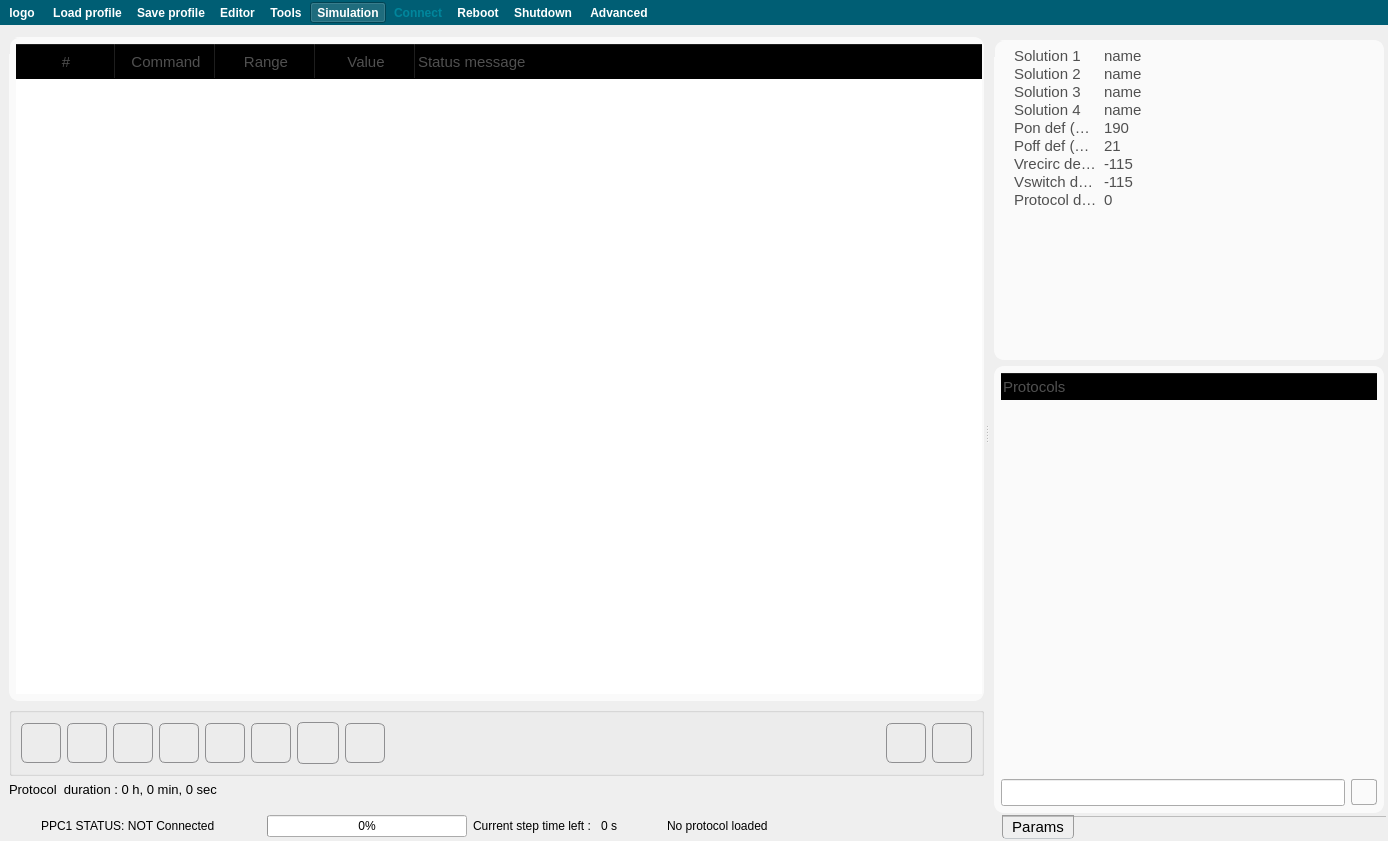
This is apps/Biopen_wizard/Lab-on-a-tip.ui in bellonemauro/Labonatip2.0 as Qt 5 draws it before an edit. The edited form follows.
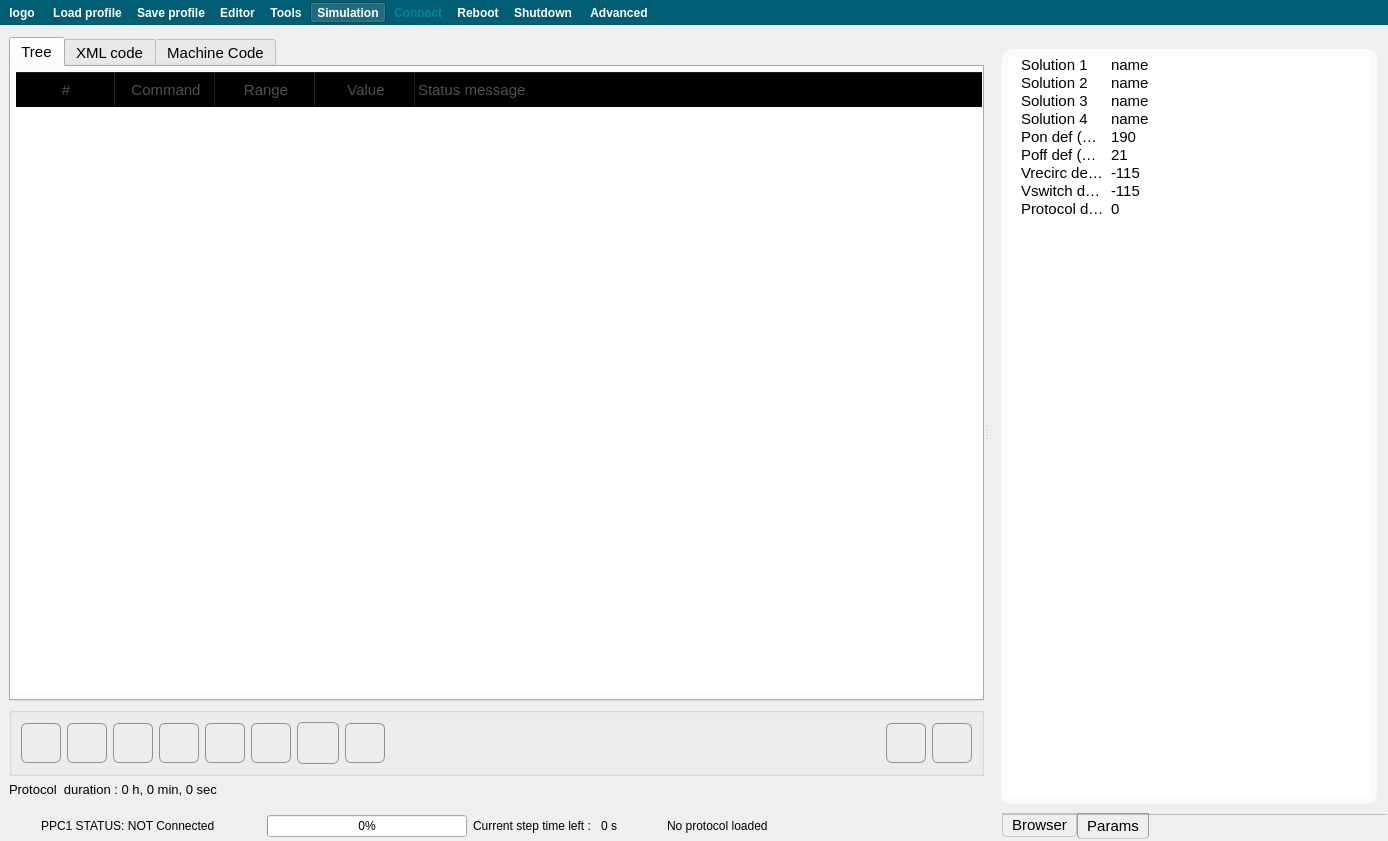
This is the edited form. The open tabs and pages were chosen to show the change. Icons and pictures are not drawn.

What changed in the file:
```diff
--- a/apps/Biopen_wizard/Lab-on-a-tip.ui
+++ b/apps/Biopen_wizard/Lab-on-a-tip.ui
@@ -2782,9 +2782,9 @@
                  <number>0</number>
                 </property>
                 <item>
-                 <widget class="QGroupBox" name="groupBox_14">
+                 <widget class="QTabWidget" name="tabWidget_editor">
                   <property name="sizePolicy">
-                   <sizepolicy hsizetype="Minimum" vsizetype="Preferred">
+                   <sizepolicy hsizetype="Expanding" vsizetype="Expanding">
                     <horstretch>0</horstretch>
                     <verstretch>0</verstretch>
                    </sizepolicy>
@@ -2795,6 +2795,11 @@
                     <height>233</height>
                    </size>
                   </property>
+                  <property name="font">
+                   <font>
+                    <pointsize>11</pointsize>
+                   </font>
+                  </property>
                   <property name="styleSheet">
                    <string notr="true">QGroupBox { 
      border: 2px solid  rgb(250, 250, 250); ; 
@@ -2804,9 +2809,13 @@
 
  } </string>
                   </property>
-                  <property name="title">
-                   <string>GroupBox</string>
+                  <property name="currentIndex">
+                   <number>0</number>
                   </property>
+                  <widget class="QWidget" name="tabWidgetPage_editorTree" native="true">
+                   <attribute name="title">
+                    <string>Tree</string>
+                   </attribute>
                   <layout class="QGridLayout" name="gridLayout_20">
                    <property name="leftMargin">
                     <number>5</number>
@@ -3015,6 +3024,46 @@
                    </item>
                   </layout>
                  </widget>
+                  <widget class="QWidget" name="tabWidgetPage_editorXMLCode">
+                   <attribute name="title">
+                    <string>XML code</string>
+                   </attribute>
+                   <layout class="QGridLayout" name="gridLayout_32">
+                    <item row="0" column="0">
+                     <widget class="QTextBrowser" name="textBrowser_XMLcode">
+                      <property name="font">
+                       <font>
+                        <pointsize>11</pointsize>
+                       </font>
+                      </property>
+                      <property name="frameShape">
+                       <enum>QFrame::NoFrame</enum>
+                      </property>
+                      <property name="readOnly">
+                       <bool>false</bool>
+                      </property>
+                      <property name="textInteractionFlags">
+                       <set>Qt::LinksAccessibleByKeyboard|Qt::LinksAccessibleByMouse|Qt::TextBrowserInteraction|Qt::TextEditable|Qt::TextSelectableByMouse</set>
+                      </property>
+                     </widget>
+                    </item>
+                   </layout>
+                  </widget>
+                  <widget class="QWidget" name="tabWidgetPage_editorMachineCode">
+                   <attribute name="title">
+                    <string>Machine Code</string>
+                   </attribute>
+                   <layout class="QGridLayout" name="gridLayout_33">
+                    <item row="0" column="0">
+                     <widget class="QTextBrowser" name="textBrowser_machineCode">
+                      <property name="frameShape">
+                       <enum>QFrame::NoFrame</enum>
+                      </property>
+                     </widget>
+                    </item>
+                   </layout>
+                  </widget>
+                 </widget>
                 </item>
                 <item>
                  <widget class="QGroupBox" name="groupBox_13">
@@ -8635,7 +8684,7 @@
           <number>0</number>
          </property>
          <item row="0" column="0">
-          <widget class="QTabWidget" name="tabWidget_editor">
+          <widget class="QTabWidget" name="tabWidget_editor_advanced">
            <property name="font">
             <font>
              <pointsize>11</pointsize>
@@ -8656,9 +8705,9 @@
            <property name="documentMode">
             <bool>true</bool>
            </property>
-           <widget class="QWidget" name="tab_6">
+           <widget class="QWidget" name="ProtocolBrowser">
             <attribute name="title">
-             <string>Params</string>
+             <string>Browser</string>
             </attribute>
             <layout class="QGridLayout" name="gridLayout_31">
              <property name="leftMargin">
@@ -8734,166 +8783,6 @@
                 <property name="bottomMargin">
                  <number>2</number>
                 </property>
-                <item>
-                 <widget class="QGroupBox" name="groupBox_17">
-                  <property name="minimumSize">
-                   <size>
-                    <width>0</width>
-                    <height>200</height>
-                   </size>
-                  </property>
-                  <property name="maximumSize">
-                   <size>
-                    <width>16777215</width>
-                    <height>320</height>
-                   </size>
-                  </property>
-                  <property name="styleSheet">
-                   <string notr="true">QGroupBox { 
-     border: 2px solid  rgb(250, 250, 250); ; 
-     border-radius: 10px; 
-    color: rgb( 250, 250, 250);
-    background-color: rgb(250, 250, 250);
-
- } </string>
-                  </property>
-                  <property name="title">
-                   <string>GroupBox</string>
-                  </property>
-                  <layout class="QGridLayout" name="gridLayout_29">
-                   <property name="leftMargin">
-                    <number>5</number>
-                   </property>
-                   <property name="topMargin">
-                    <number>5</number>
-                   </property>
-                   <property name="rightMargin">
-                    <number>5</number>
-                   </property>
-                   <property name="bottomMargin">
-                    <number>5</number>
-                   </property>
-                   <item row="1" column="0">
-                    <widget class="QTreeWidget" name="treeWidget_params">
-                     <property name="minimumSize">
-                      <size>
-                       <width>0</width>
-                       <height>0</height>
-                      </size>
-                     </property>
-                     <property name="maximumSize">
-                      <size>
-                       <width>16777215</width>
-                       <height>16777215</height>
-                      </size>
-                     </property>
-                     <property name="font">
-                      <font>
-                       <pointsize>11</pointsize>
-                      </font>
-                     </property>
-                     <property name="accessibleDescription">
-                      <string/>
-                     </property>
-                     <property name="styleSheet">
-                      <string notr="true"/>
-                     </property>
-                     <property name="frameShape">
-                      <enum>QFrame::NoFrame</enum>
-                     </property>
-                     <property name="indentation">
-                      <number>10</number>
-                     </property>
-                     <attribute name="headerVisible">
-                      <bool>false</bool>
-                     </attribute>
-                     <column>
-                      <property name="text">
-                       <string>Solutions</string>
-                      </property>
-                     </column>
-                     <column>
-                      <property name="text">
-                       <string>Value</string>
-                      </property>
-                     </column>
-                     <item>
-                      <property name="text">
-                       <string notr="true">Solution 1</string>
-                      </property>
-                      <property name="text">
-                       <string notr="true">name</string>
-                      </property>
-                     </item>
-                     <item>
-                      <property name="text">
-                       <string>Solution 2</string>
-                      </property>
-                      <property name="text">
-                       <string notr="true">name</string>
-                      </property>
-                     </item>
-                     <item>
-                      <property name="text">
-                       <string>Solution 3</string>
-                      </property>
-                      <property name="text">
-                       <string notr="true">name</string>
-                      </property>
-                     </item>
-                     <item>
-                      <property name="text">
-                       <string>Solution 4</string>
-                      </property>
-                      <property name="text">
-                       <string notr="true">name</string>
-                      </property>
-                     </item>
-                     <item>
-                      <property name="text">
-                       <string>Pon def (mbar)</string>
-                      </property>
-                      <property name="text">
-                       <string notr="true">190</string>
-                      </property>
-                     </item>
-                     <item>
-                      <property name="text">
-                       <string>Poff def (mbar)</string>
-                      </property>
-                      <property name="text">
-                       <string notr="true">21</string>
-                      </property>
-                     </item>
-                     <item>
-                      <property name="text">
-                       <string>Vrecirc def (mbar)</string>
-                      </property>
-                      <property name="text">
-                       <string notr="true">-115</string>
-                      </property>
-                     </item>
-                     <item>
-                      <property name="text">
-                       <string>Vswitch def (mbar)</string>
-                      </property>
-                      <property name="text">
-                       <string notr="true">-115</string>
-                      </property>
-                     </item>
-                     <item>
-                      <property name="text">
-                       <string>Protocol duration (s)</string>
-                      </property>
-                      <property name="text">
-                       <string notr="true">0</string>
-                      </property>
-                     </item>
-                    </widget>
-                   </item>
-                  </layout>
-                 </widget>
-                </item>
                 <item>
                  <widget class="QGroupBox" name="groupBox_18">
                   <property name="styleSheet">
@@ -9040,6 +8929,173 @@
              </item>
             </layout>
            </widget>
+           <widget class="QWidget" name="Params">
+            <attribute name="title">
+             <string>Params</string>
+            </attribute>
+            <layout class="QVBoxLayout" name="verticalLayout_6">
+             <item>
+              <widget class="QGroupBox" name="groupBox_17">
+               <property name="minimumSize">
+                <size>
+                 <width>0</width>
+                 <height>200</height>
+                </size>
+               </property>
+               <property name="maximumSize">
+                <size>
+                 <width>16777215</width>
+                 <height>16777215</height>
+                </size>
+               </property>
+               <property name="styleSheet">
+                <string notr="true">QGroupBox { 
+     border: 2px solid  rgb(250, 250, 250); ; 
+     border-radius: 10px; 
+    color: rgb( 250, 250, 250);
+    background-color: rgb(250, 250, 250);
+
+ } </string>
+               </property>
+               <property name="title">
+                <string>GroupBox</string>
+               </property>
+               <layout class="QGridLayout" name="gridLayout_29">
+                <property name="leftMargin">
+                 <number>5</number>
+                </property>
+                <property name="topMargin">
+                 <number>5</number>
+                </property>
+                <property name="rightMargin">
+                 <number>5</number>
+                </property>
+                <property name="bottomMargin">
+                 <number>5</number>
+                </property>
+                <item row="1" column="0">
+                 <widget class="QTreeWidget" name="treeWidget_params">
+                  <property name="minimumSize">
+                   <size>
+                    <width>0</width>
+                    <height>0</height>
+                   </size>
+                  </property>
+                  <property name="maximumSize">
+                   <size>
+                    <width>16777215</width>
+                    <height>16777215</height>
+                   </size>
+                  </property>
+                  <property name="font">
+                   <font>
+                    <pointsize>11</pointsize>
+                   </font>
+                  </property>
+                  <property name="accessibleDescription">
+                   <string/>
+                  </property>
+                  <property name="styleSheet">
+                   <string notr="true"/>
+                  </property>
+                  <property name="frameShape">
+                   <enum>QFrame::NoFrame</enum>
+                  </property>
+                  <property name="indentation">
+                   <number>10</number>
+                  </property>
+                  <attribute name="headerVisible">
+                   <bool>false</bool>
+                  </attribute>
+                  <column>
+                   <property name="text">
+                    <string>Solutions</string>
+                   </property>
+                  </column>
+                  <column>
+                   <property name="text">
+                    <string>Value</string>
+                   </property>
+                  </column>
+                  <item>
+                   <property name="text">
+                    <string notr="true">Solution 1</string>
+                   </property>
+                   <property name="text">
+                    <string notr="true">name</string>
+                   </property>
+                  </item>
+                  <item>
+                   <property name="text">
+                    <string>Solution 2</string>
+                   </property>
+                   <property name="text">
+                    <string notr="true">name</string>
+                   </property>
+                  </item>
+                  <item>
+                   <property name="text">
+                    <string>Solution 3</string>
+                   </property>
+                   <property name="text">
+                    <string notr="true">name</string>
+                   </property>
+                  </item>
+                  <item>
+                   <property name="text">
+                    <string>Solution 4</string>
+                   </property>
+                   <property name="text">
+                    <string notr="true">name</string>
+                   </property>
+                  </item>
+                  <item>
+                   <property name="text">
+                    <string>Pon def (mbar)</string>
+                   </property>
+                   <property name="text">
+                    <string notr="true">190</string>
+                   </property>
+                  </item>
+                  <item>
+                   <property name="text">
+                    <string>Poff def (mbar)</string>
+                   </property>
+                   <property name="text">
+                    <string notr="true">21</string>
+                   </property>
+                  </item>
+                  <item>
+                   <property name="text">
+                    <string>Vrecirc def (mbar)</string>
+                   </property>
+                   <property name="text">
+                    <string notr="true">-115</string>
+                   </property>
+                  </item>
+                  <item>
+                   <property name="text">
+                    <string>Vswitch def (mbar)</string>
+                   </property>
+                   <property name="text">
+                    <string notr="true">-115</string>
+                   </property>
+                  </item>
+                  <item>
+                   <property name="text">
+                    <string>Protocol duration (s)</string>
+                   </property>
+                   <property name="text">
+                    <string notr="true">0</string>
+                   </property>
+                  </item>
+                 </widget>
+                </item>
+               </layout>
+              </widget>
+             </item>
+            </layout>
+           </widget>
           </widget>
          </item>
         </layout>
```
Left out of the diff: 6 changed lines with no effect on the pictures. Lines whose indentation alone changed are shown as unchanged.
